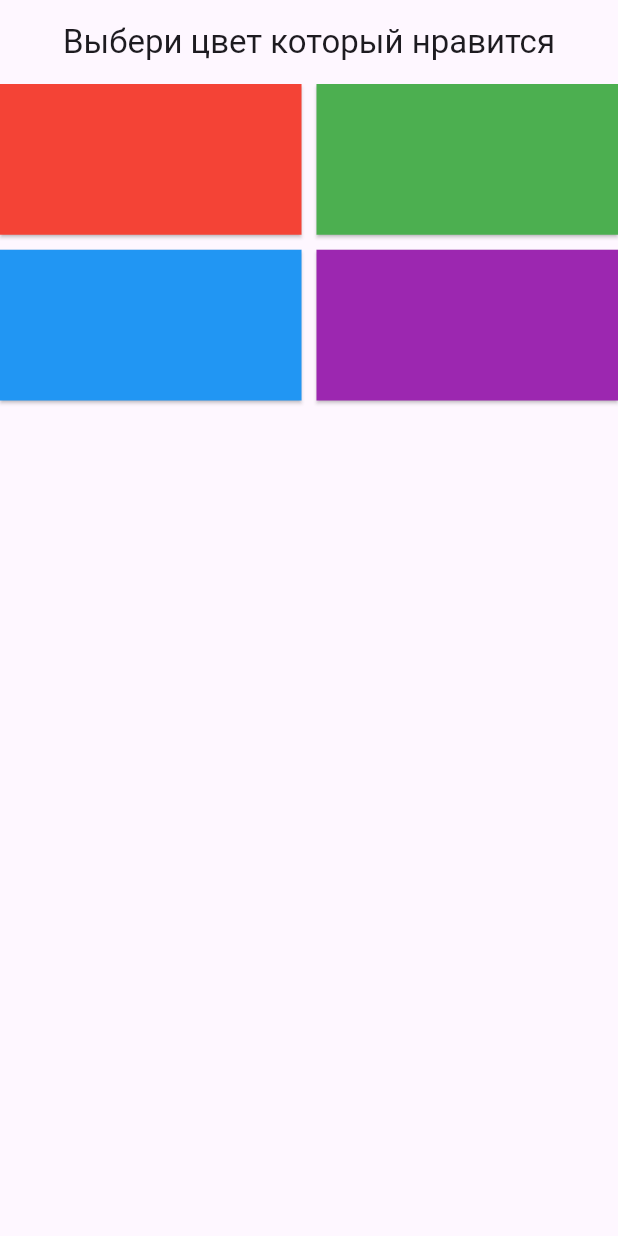
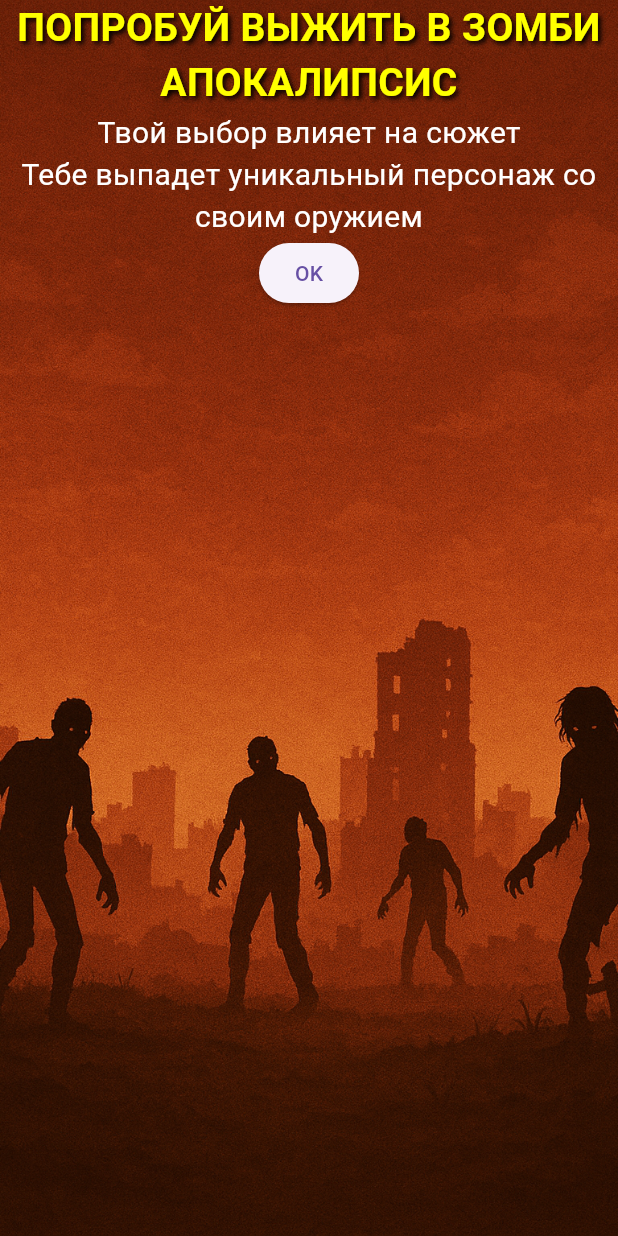
Before and after one commit to Kriptos23/survive_and_play_2, a Flutter app: the screen it shows after launch, on a phone screen of 412 x 824 dp. Run offline on Flutter 3.47's test engine with Material 3 defaults, Android fonts, the phone set to English and light mode, and no system bars.

Commit message:
background images for the initial screen and character screen were added

```diff
--- /dev/null
+++ b/lib/Screens/initialScreen.dart
@@ -0,0 +1,64 @@
+import 'package:flutter/material.dart';
+import 'package:survive_and_play_2/classes/Styles.dart';
+
+class Initialscreen extends StatelessWidget {
+  const Initialscreen({super.key});
+
+  @override
+  Widget build(BuildContext context) {
+    return MaterialApp(
+      home: SafeArea(
+        child: Scaffold(
+            body: SizedBox.expand(
+          child: Container(
+            decoration: BoxDecoration(
+                image: DecorationImage(image: AssetImage('assets/backgrounds/non_empty_background.png'), fit: BoxFit.cover)),
+            child: Column(children: [
+              Text('ПОПРОБУЙ ВЫЖИТЬ В ЗОМБИ АПОКАЛИПСИС',
+                  textAlign: TextAlign.center,
+                  style: TextStyle(
+                    fontSize: 26,
+                    fontWeight: FontWeight.bold,
+                    color: Colors.yellowAccent,
+                    shadows: [
+                      Shadow(
+                        blurRadius: 4,
+                        color: Colors.black,
+                        offset: Offset(2, 2),
+                      ),
+                    ],
+                  )),
+              Text('Твой '
+                  'выбор '
+                  'влияет на'
+                  ' сюжет', style: Styles.storyText),
+              Text('Тебе '
+                  'выпадет уникальный персонаж со своим оружием', textAlign: TextAlign.center,style: Styles.storyText),
+              ElevatedButton(
+                  onPressed: () {
+                    Navigator.pushNamed(context, '/character_selection');
+                  },
+                  child: Text('OK'))
+            ]),
+          ),
+        )),
+      ),
+    );
+  }
+}
+/*
+ElevatedButton(
+  onPressed: () {
+    Navigator.pushNamed(context, '/character_selection');
+  },
+  style: ElevatedButton.styleFrom(
+    minimumSize: Size(200, 60),
+    backgroundColor: Colors.greenAccent.shade700,
+    shape: RoundedRectangleBorder(
+      borderRadius: BorderRadius.circular(8),
+    ),
+    textStyle: TextStyle(fontSize: 20, fontWeight: FontWeight.bold),
+  ),
+  child: Text('OK'),
+),
+*/
--- a/lib/Screens/main.dart
+++ b/lib/Screens/main.dart
@@ -1,5 +1,6 @@
 import 'package:flutter/material.dart';
 import 'package:survive_and_play_2/Screens/character_selection_screen.dart';
+import 'package:survive_and_play_2/Screens/initialScreen.dart';
 import 'package:survive_and_play_2/Screens/your_character_characteristics_screen.dart';
 import 'package:survive_and_play_2/Screens/your_character_screen.dart';
 import 'StoryScreen.dart';
@@ -18,27 +19,13 @@ class MyApp extends StatelessWidget {
     return MaterialApp(
       title: 'ВЫЖИВИ',
       theme: ThemeData(
-        // This is the theme of your application.
-        //
-        // TRY THIS: Try running your application with "flutter run". You'll see
-        // the application has a purple toolbar. Then, without quitting the app,
-        // try changing the seedColor in the colorScheme below to Colors.green
-        // and then invoke "hot reload" (save your changes or press the "hot
-        // reload" button in a Flutter-supported IDE, or press "r" if you used
-        // the command line to start the app).
-        //
-        // Notice that the counter didn't reset back to zero; the application
-        // state is not lost during the reload. To reset the state, use hot
-        // restart instead.
-        //
-        // This works for code too, not just values: Most code changes can be
-        // tested with just a hot reload.
         colorScheme: ColorScheme.fromSeed(seedColor: Colors.deepPurple),
         useMaterial3: true,
       ),
       initialRoute: '/',
       routes: {
-        '/': (context) => const CharacterSelectionScreen(),
+        '/': (context) => const Initialscreen(),
+        '/character_selection': (context) => const CharacterSelectionScreen(),
         '/your_character': (context) => const yourCharacterScreen(),
         '/character_characteristics': (context) => yourCharacterCharacteristicsScreen(),
         '/story': (context) => const StoryScreen(),
@@ -46,91 +33,3 @@ class MyApp extends StatelessWidget {
     );
   }
 }
-
-// class MyHomePage extends StatefulWidget {
-//   const MyHomePage({super.key, required this.title});
-//
-//   // This widget is the home page of your application. It is stateful, meaning
-//   // that it has a State object (defined below) that contains fields that affect
-//   // how it looks.
-//
-//   // This class is the configuration for the state. It holds the values (in this
-//   // case the title) provided by the parent (in this case the App widget) and
-//   // used by the build method of the State. Fields in a Widget subclass are
-//   // always marked "final".
-//
-//   final String title;
-//
-//   @override
-//   State<MyHomePage> createState() => _MyHomePageState();
-// }
-
-// class _MyHomePageState extends State<MyHomePage> {
-//   int _counter = 0;
-//
-//   void _incrementCounter() {
-//     setState(() {
-//       // This call to setState tells the Flutter framework that something has
-//       // changed in this State, which causes it to rerun the build method below
-//       // so that the display can reflect the updated values. If we changed
-//       // _counter without calling setState(), then the build method would not be
-//       // called again, and so nothing would appear to happen.
-//       _counter++;
-//     });
-//   }
-//
-//   @override
-//   Widget build(BuildContext context) {
-//     // This method is rerun every time setState is called, for instance as done
-//     // by the _incrementCounter method above.
-//     //
-//     // The Flutter framework has been optimized to make rerunning build methods
-//     // fast, so that you can just rebuild anything that needs updating rather
-//     // than having to individually change instances of widgets.
-//     return Scaffold(
-//       appBar: AppBar(
-//         // TRY THIS: Try changing the color here to a specific color (to
-//         // Colors.amber, perhaps?) and trigger a hot reload to see the AppBar
-//         // change color while the other colors stay the same.
-//         backgroundColor: Theme.of(context).colorScheme.inversePrimary,
-//         // Here we take the value from the MyHomePage object that was created by
-//         // the App.build method, and use it to set our appbar title.
-//         title: Text(widget.title),
-//       ),
-//       body: Center(
-//         // Center is a layout widget. It takes a single child and positions it
-//         // in the middle of the parent.
-//         child: Column(
-//           // Column is also a layout widget. It takes a list of children and
-//           // arranges them vertically. By default, it sizes itself to fit its
-//           // children horizontally, and tries to be as tall as its parent.
-//           //
-//           // Column has various properties to control how it sizes itself and
-//           // how it positions its children. Here we use mainAxisAlignment to
-//           // center the children vertically; the main axis here is the vertical
-//           // axis because Columns are vertical (the cross axis would be
-//           // horizontal).
-//           //
-//           // TRY THIS: Invoke "debug painting" (choose the "Toggle Debug Paint"
-//           // action in the IDE, or press "p" in the console), to see the
-//           // wireframe for each widget.
-//           mainAxisAlignment: MainAxisAlignment.center,
-//           children: <Widget>[
-//             const Text(
-//               'You have pushed the button this many times:',
-//             ),
-//             Text(
-//               '$_counter',
-//               style: Theme.of(context).textTheme.headlineMedium,
-//             ),
-//           ],
-//         ),
-//       ),
-//       floatingActionButton: FloatingActionButton(
-//         onPressed: _incrementCounter,
-//         tooltip: 'Increment',
-//         child: const Icon(Icons.add),
-//       ), // This trailing comma makes auto-formatting nicer for build methods.
-//     );
-//   }
-// }
--- /dev/null
+++ b/lib/classes/Styles.dart
@@ -0,0 +1,26 @@
+import 'package:flutter/material.dart';
+
+class Styles {
+  // Main story text
+  static const TextStyle storyText = TextStyle(
+    fontSize: 20,
+    color: Colors.white,
+    fontWeight: FontWeight.normal,
+    height: 1.4, // line spacing
+  );
+
+  // Outcome text (success/failure)
+
+
+
+
+  // Buttons
+  static ButtonStyle buttonStyle = ElevatedButton.styleFrom(
+    minimumSize: const Size(200, 60),
+    backgroundColor: Colors.greenAccent,
+    shape: RoundedRectangleBorder(
+      borderRadius: BorderRadius.circular(8),
+    ),
+    textStyle: const TextStyle(fontSize: 20, fontWeight: FontWeight.bold),
+  );
+}
--- a/pubspec.yaml
+++ b/pubspec.yaml
@@ -66,6 +66,7 @@ flutter:
      - assets/
      - assets/img/
      - assets/weapons/
+     - assets/backgrounds/
   # An image asset can refer to one or more resolution-specific "variants", see
   # https://flutter.dev/to/resolution-aware-images
 
```
Also changed, not shown: lib/Screens/character_selection_screen.dart (+10 -2 lines), lib/Screens/your_character_characteristics_screen.dart (+15 -7 lines), lib/Screens/your_character_screen.dart (+15 -7 lines), assets/backgrounds/empty_background.png (added), assets/backgrounds/initial_background.png (added), assets/backgrounds/non_empty_background.png (added).
